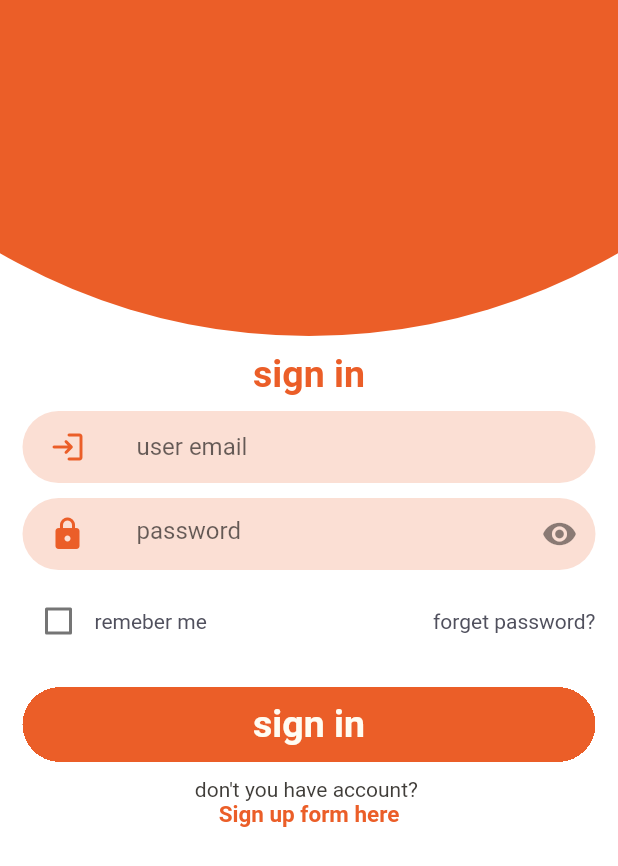
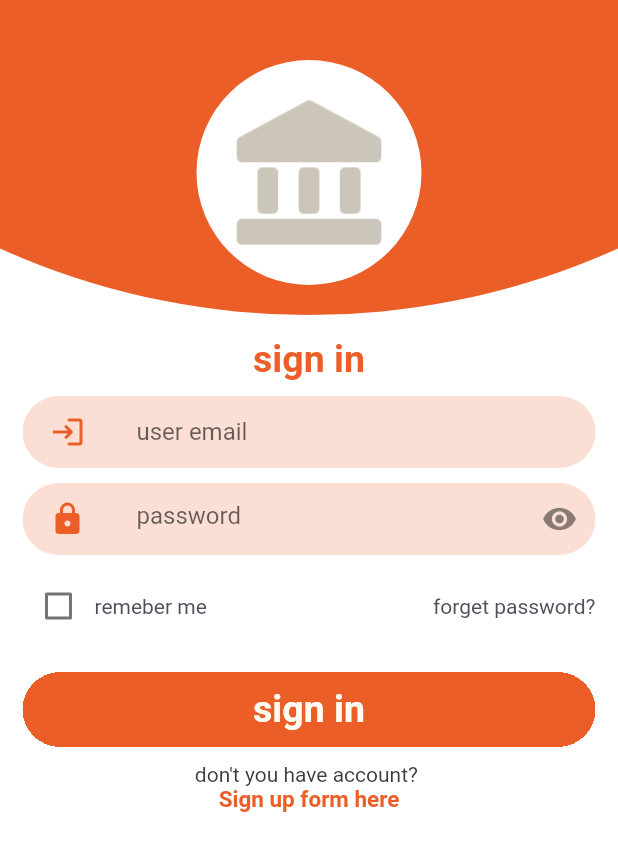
Before and after one commit to malouda0000/fbs_mobile_app, a Flutter app: the screen it shows after launch, on a phone screen of 412 x 824 dp. Shown: the top 866 px of the screen. Run offline on Flutter 3.47's test engine with Material 2 defaults, Android fonts, the phone set to English and light mode, and no system bars; our stand-ins replace get; Roboto replaces fonts that are missing (Cairo).

Commit message:
fixed the auth background image

```diff
--- a/lib/view/widgets/shared/auth_container.dart
+++ b/lib/view/widgets/shared/auth_container.dart
@@ -13,17 +13,26 @@ class AuthContainer extends StatelessWidget {
 
   @override
   Widget build(BuildContext context) {
+    // double mySuperX = 1000 - Get.width;
     return Scaffold(
       body: Stack(
         children: [
           Positioned(
-            left: -Get.width * .5,
-            top: -600,
-            width: Get.width * 2,
-            height: Get.width * 2,
-            child: Center(
+            left: -((1000 - Get.width) / 2),
+            // left: -mySuperX / 2,
+            top: -790,
+
+            // left: -Get.width,
+            // top: -600,
+
+            // width: Get.width * 2,
+            // height: Get.width * 2,
+            width: 1000,
+            height: 1000,
             child: Container(
-                padding: const EdgeInsets.only(bottom: 10),
+              // alignment: Alignment.bottomLeft,
+              alignment: Alignment.center,
+              // padding: const EdgeInsets.only(bottom: 10),
               decoration: const BoxDecoration(
                 // boxShadow: [
                 //   BoxShadow(
@@ -32,18 +41,21 @@ class AuthContainer extends StatelessWidget {
                 //   )
                 // ],
                 color: AppColor.kPrimaryColor,
+                // color: Colors.yellow,
                 shape: BoxShape.circle,
               ),
-                height: Get.width * 2,
-                width: Get.width * 2,
+              height: 1000,
+              width: 1000,
               child: Column(
                 mainAxisAlignment: MainAxisAlignment.center,
                 crossAxisAlignment: CrossAxisAlignment.end,
                 children: [
+                  const Spacer(),
                   Container(
+                    // logo container, white container with the logo inside it
+
                     width: 150,
                     height: 150,
-                      // logo container
                     // clipBehavior: Clip.hardEdge,
                     // padding: const EdgeInsets.all(5),
 
@@ -69,8 +81,24 @@ class AuthContainer extends StatelessWidget {
               ),
             ),
           ),
+          AuthBody(mainWidget: mainWidget),
+        ],
       ),
-          Center(
+    );
+  }
+}
+
+class AuthBody extends StatelessWidget {
+  const AuthBody({
+    Key? key,
+    required this.mainWidget,
+  }) : super(key: key);
+
+  final Widget mainWidget;
+
+  @override
+  Widget build(BuildContext context) {
+    return Center(
       child: Padding(
         padding: const EdgeInsets.all(
           theDefaultPadding,
@@ -83,7 +111,7 @@ class AuthContainer extends StatelessWidget {
 
             const SizedBox(
               // height: Get.height * .35,
-                    height: 220,
+              height: 210,
             ),
             Expanded(
               // the body
@@ -94,9 +122,6 @@ class AuthContainer extends StatelessWidget {
           ],
         ),
       ),
-          ),
-        ],
-      ),
     );
   }
 }
```
Lines whose indentation alone changed are shown as unchanged.
